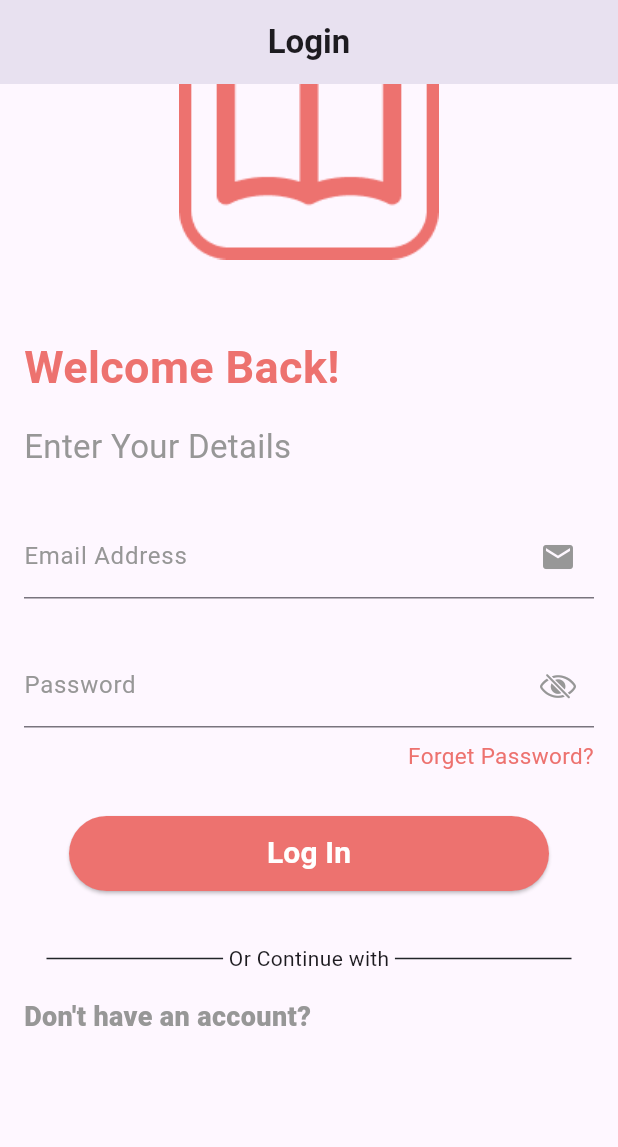
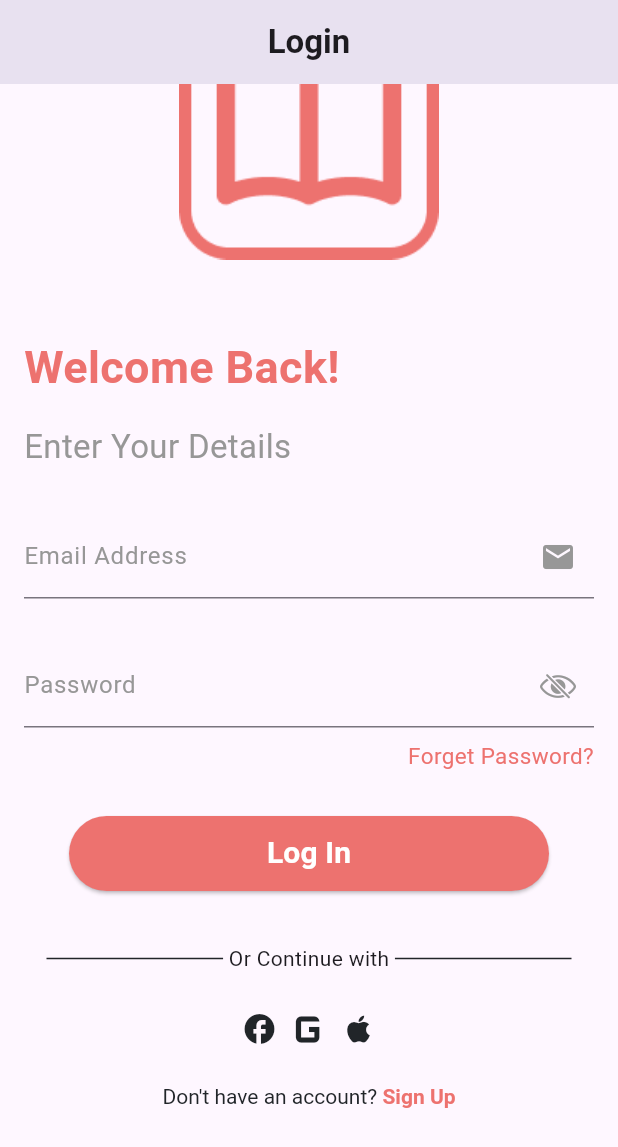
Before and after one commit to MAI-BEBI-POWDER-TEAM/CR-YOUTH-MOBILE-3RD, a Flutter app: the screen it shows after launch, scrolled down 80 dp, on a phone screen of 412 x 824 dp. Shown: the top 1147 px of the screen. Run offline on Flutter 3.47's test engine with Material 3 defaults, Android fonts, the phone set to English and light mode, and no system bars; Roboto replaces fonts that are missing (Poppins).

Commit message:
Design Login

```diff
--- a/lib/views/login_views.dart
+++ b/lib/views/login_views.dart
@@ -3,6 +3,7 @@ import 'package:flutter/material.dart';
 import 'package:flutter/widgets.dart';
 import 'package:flutter_mentoring3/utils/color_theme.dart';
 import 'package:flutter_mentoring3/views/forgot_views.dart';
+import 'package:flutter_mentoring3/views/register_views.dart';
 
 class LoginPageScreen extends StatefulWidget {
   const LoginPageScreen({super.key});
@@ -129,13 +130,49 @@ class _LoginPageScreenState extends State<LoginPageScreen> {
               ),
               SizedBox(height: 16),
               Row(
+                mainAxisAlignment: MainAxisAlignment.center,
                 children: [
-                  Text(
-                    'Don\'t have an account?',
-                    style: TextStyle(color: colorGrey3, fontSize: 18,
-                    fontWeight: FontWeight.w800),
+                  Icon(
+                    Icons.facebook,
+                    color: colorBlack,
+                  ),
+                  Icon(
+                    Icons.g_mobiledata,
+                    color: colorBlack,
+                    size: 42,
+                  ),
+                  Icon(
+                    Icons.apple,
+                    color: colorBlack,
                   ),
                 ],
+              ),
+              SizedBox(height: 16),
+              Center(
+                child: GestureDetector(
+                  onTap: () {
+                    Navigator.of(context).push(
+                      MaterialPageRoute(
+                        builder: (context) => const RegisterPageScreen(),
+                      ),
+                    );
+                  },
+                  child: RichText(
+                    text: TextSpan(
+                      text: 'Don\'t have an account?',
+                      style: TextStyle(color: colorBlack),
+                      children: [
+                        TextSpan(
+                          text: ' Sign Up',
+                          style: TextStyle(
+                            color: colorPrimaryPink,
+                            fontWeight: FontWeight.w700,
+                          ),
+                        ),
+                      ],
+                    ),
+                  ),
+                ),
               ),
             ],
           ),
```
